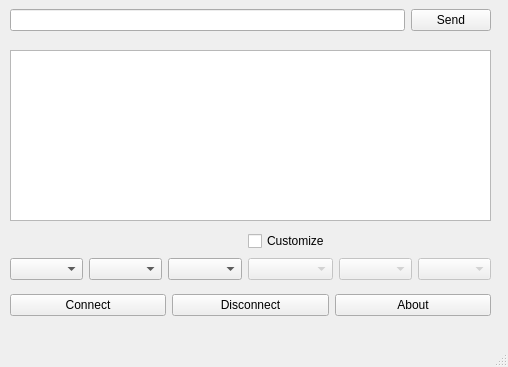
Before: the Qt Designer form pyMonitor Qt Designer/front_end.ui in ahmedalkabir/pyMonitor, drawn with Qt 5.
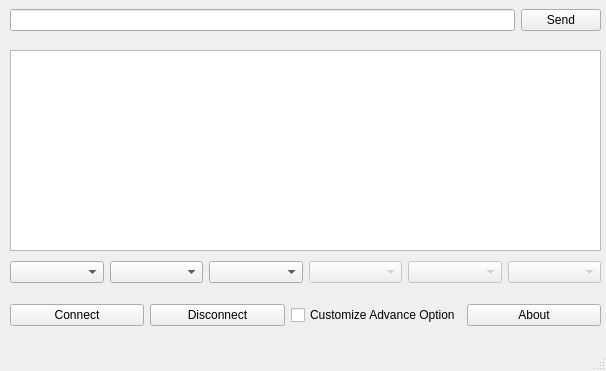
After: the same form once the commit is applied.

Commit message: Changes in Layout for Better User Experience

What changed in the file:
```diff
--- a/pyMonitor Qt Designer/front_end.ui
+++ b/pyMonitor Qt Designer/front_end.ui
@@ -6,8 +6,8 @@
    <rect>
     <x>0</x>
     <y>0</y>
-    <width>508</width>
-    <height>367</height>
+    <width>606</width>
+    <height>371</height>
    </rect>
   </property>
   <property name="windowTitle">
@@ -19,7 +19,7 @@
      <rect>
       <x>10</x>
       <y>0</y>
-      <width>481</width>
+      <width>591</width>
       <height>41</height>
      </rect>
     </property>
@@ -41,8 +41,8 @@
      <rect>
       <x>10</x>
       <y>50</y>
-      <width>481</width>
-      <height>171</height>
+      <width>591</width>
+      <height>201</height>
      </rect>
     </property>
     <layout class="QVBoxLayout" name="verticalLayout">
@@ -59,26 +59,26 @@
     <property name="geometry">
      <rect>
       <x>10</x>
-      <y>230</y>
-      <width>481</width>
+      <y>247</y>
+      <width>591</width>
       <height>51</height>
      </rect>
     </property>
     <layout class="QGridLayout" name="grid_2">
-     <item row="1" column="2">
+     <item row="0" column="2">
       <widget class="QComboBox" name="status_txt"/>
      </item>
-     <item row="1" column="1">
+     <item row="0" column="1">
       <widget class="QComboBox" name="baud_rate"/>
      </item>
-     <item row="1" column="3">
+     <item row="0" column="3">
       <widget class="QComboBox" name="bytesize">
        <property name="enabled">
         <bool>false</bool>
        </property>
       </widget>
      </item>
-     <item row="1" column="0">
+     <item row="0" column="0">
       <widget class="QComboBox" name="serial_port">
        <property name="editable">
         <bool>false</bool>
@@ -88,35 +88,28 @@
        </property>
       </widget>
      </item>
-     <item row="1" column="6">
+     <item row="0" column="6">
       <widget class="QComboBox" name="stop_bits">
        <property name="enabled">
         <bool>false</bool>
        </property>
       </widget>
      </item>
-     <item row="1" column="5">
+     <item row="0" column="5">
       <widget class="QComboBox" name="parity_check">
        <property name="enabled">
         <bool>false</bool>
        </property>
       </widget>
      </item>
-     <item row="0" column="3">
-      <widget class="QCheckBox" name="checkBox">
-       <property name="text">
-        <string>Customize </string>
-       </property>
-      </widget>
-     </item>
     </layout>
    </widget>
    <widget class="QWidget" name="gridLayoutWidget_3">
     <property name="geometry">
      <rect>
       <x>10</x>
-      <y>290</y>
-      <width>481</width>
+      <y>300</y>
+      <width>591</width>
       <height>31</height>
      </rect>
     </property>
@@ -142,6 +135,13 @@
        </property>
       </widget>
      </item>
+     <item row="0" column="2">
+      <widget class="QCheckBox" name="checkBox">
+       <property name="text">
+        <string>Customize Advance Option</string>
+       </property>
+      </widget>
+     </item>
     </layout>
    </widget>
    <zorder>gridLayoutWidget</zorder>
```
Left out of the diff: 2 changed lines with no effect on the pictures.
